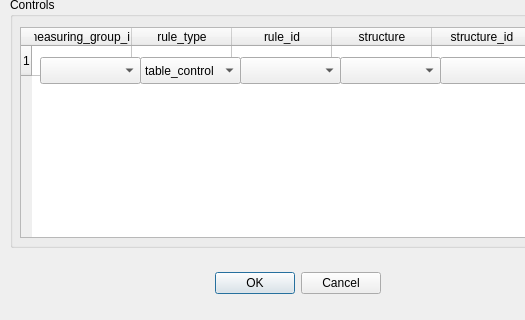
Before: the Qt Designer form ui/controlled_structures_create_control_group_dialog.ui in nens/threedi-results-analysis, drawn with Qt 5; both pictures show x 0 to 525 and y 193 to 513 of the 779 by 513 pixel window.
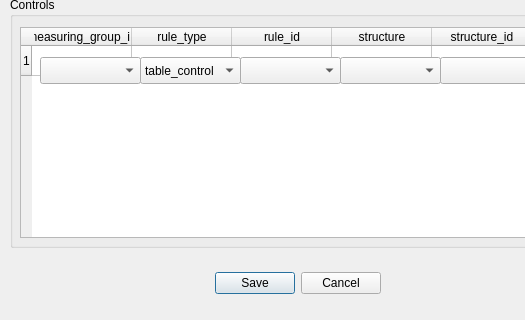
After: the same form once the commit is applied.

Commit message:
'Ok' buttons in dialogs are changed into 'Save' buttons. (#192)
* Ok buttons in dialogs become Save buttons.

* Refactor: Measuring group dialog is now also properly build up from ui.

What changed in the file:
```diff
--- a/ui/controlled_structures_create_control_group_dialog.ui
+++ b/ui/controlled_structures_create_control_group_dialog.ui
@@ -29,7 +29,7 @@
     <enum>Qt::Horizontal</enum>
    </property>
    <property name="standardButtons">
-    <set>QDialogButtonBox::Cancel|QDialogButtonBox::Ok</set>
+    <set>QDialogButtonBox::Cancel|QDialogButtonBox::Save</set>
    </property>
    <property name="centerButtons">
     <bool>false</bool>
```
The commit also changes 4 other files.
